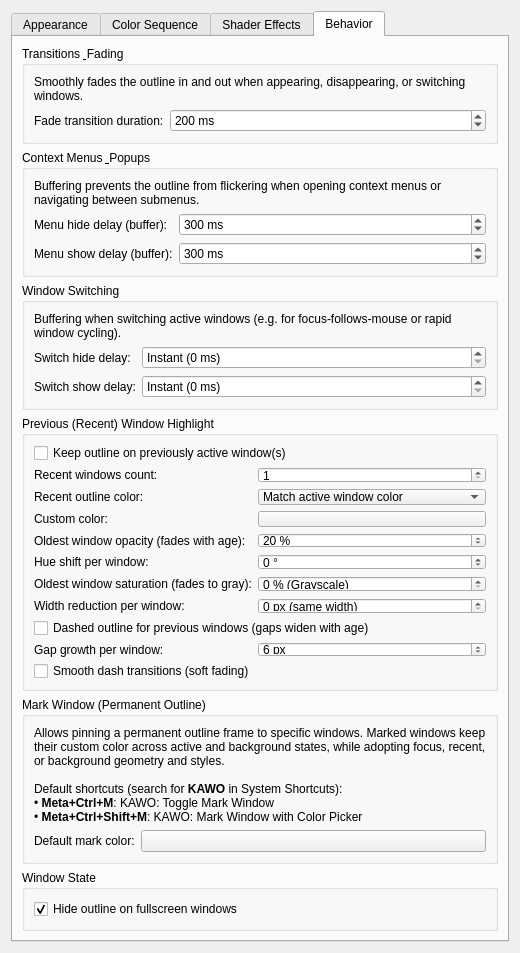
The window that activewindowoutline_config.ui (gmalinowski/LeapK) describes before a commit, drawn with Qt 5.
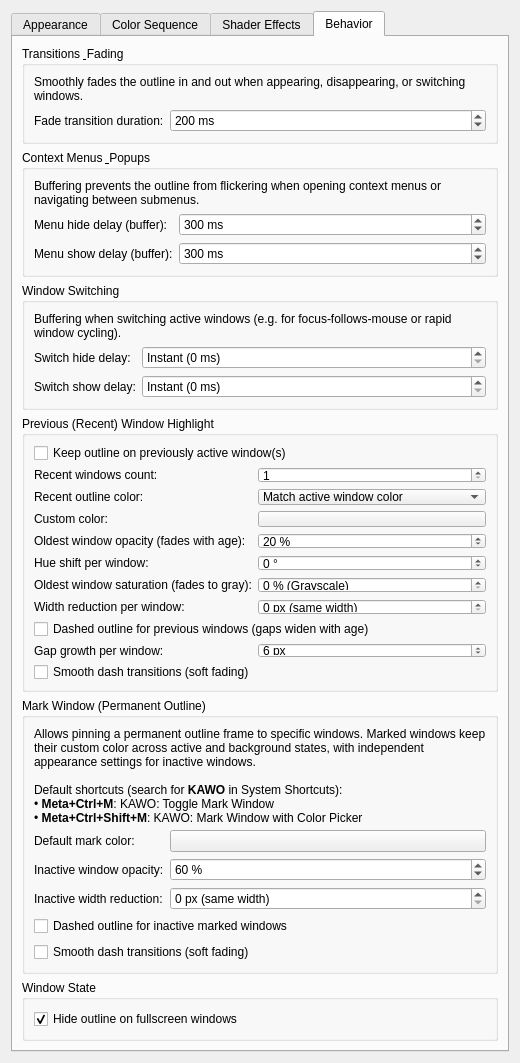
The same window after the commit. The open tabs and pages were chosen to show the change. Custom widgets are drawn as their Qt base class.

Commit message: feat(mark): decouple marked window appearance settings from recent windows

```diff
--- a/activewindowoutline_config.ui
+++ b/activewindowoutline_config.ui
@@ -1680,7 +1680,7 @@
           <item row="0" column="0" colspan="2">
            <widget class="QLabel" name="label_markWindowDescription">
             <property name="text">
-             <string>Allows pinning a permanent outline frame to specific windows. Marked windows keep their custom color across active and background states, while adopting focus, recent, or background geometry and styles.&lt;br&gt;&lt;br&gt;Default shortcuts (search for &lt;b&gt;KAWO&lt;/b&gt; in System Shortcuts):&lt;br&gt;&amp;bull; &lt;b&gt;Meta+Ctrl+M&lt;/b&gt;: KAWO: Toggle Mark Window&lt;br&gt;&amp;bull; &lt;b&gt;Meta+Ctrl+Shift+M&lt;/b&gt;: KAWO: Mark Window with Color Picker</string>
+             <string>Allows pinning a permanent outline frame to specific windows. Marked windows keep their custom color across active and background states, with independent appearance settings for inactive windows.&lt;br&gt;&lt;br&gt;Default shortcuts (search for &lt;b&gt;KAWO&lt;/b&gt; in System Shortcuts):&lt;br&gt;&amp;bull; &lt;b&gt;Meta+Ctrl+M&lt;/b&gt;: KAWO: Toggle Mark Window&lt;br&gt;&amp;bull; &lt;b&gt;Meta+Ctrl+Shift+M&lt;/b&gt;: KAWO: Mark Window with Color Picker</string>
             </property>
             <property name="wordWrap">
              <bool>true</bool>
@@ -1704,6 +1704,93 @@
             </property>
            </widget>
           </item>
+          <item row="2" column="0">
+           <widget class="QLabel" name="label_markInactiveOpacity">
+            <property name="text">
+             <string>Inactive window opacity:</string>
+            </property>
+            <property name="toolTip">
+             <string>Outline opacity of marked windows when they are inactive or unfocused in the background (default: 60%).</string>
+            </property>
+           </widget>
+          </item>
+          <item row="2" column="1">
+           <widget class="QSpinBox" name="kcfg_MarkInactiveOpacity">
+            <property name="toolTip">
+             <string>Outline opacity of marked windows when they are inactive or unfocused in the background (default: 60%).</string>
+            </property>
+            <property name="minimum">
+             <number>5</number>
+            </property>
+            <property name="maximum">
+             <number>100</number>
+            </property>
+            <property name="singleStep">
+             <number>5</number>
+            </property>
+            <property name="value">
+             <number>60</number>
+            </property>
+            <property name="suffix">
+             <string> %</string>
+            </property>
+           </widget>
+          </item>
+          <item row="3" column="0">
+           <widget class="QLabel" name="label_markInactiveWidthReduction">
+            <property name="text">
+             <string>Inactive width reduction:</string>
+            </property>
+            <property name="toolTip">
+             <string>Reduces the outline border thickness for inactive marked windows by this amount in pixels (default: 0 px / same width). Clamped to a minimum of 1 px.</string>
+            </property>
+           </widget>
+          </item>
+          <item row="3" column="1">
+           <widget class="QSpinBox" name="kcfg_MarkInactiveWidthReduction">
+            <property name="toolTip">
+             <string>Reduces the outline border thickness for inactive marked windows by this amount in pixels (default: 0 px / same width). Clamped to a minimum of 1 px.</string>
+            </property>
+            <property name="minimum">
+             <number>0</number>
+            </property>
+            <property name="maximum">
+             <number>10</number>
+            </property>
+            <property name="singleStep">
+             <number>1</number>
+            </property>
+            <property name="value">
+             <number>0</number>
+            </property>
+            <property name="suffix">
+             <string> px</string>
+            </property>
+            <property name="specialValueText">
+             <string>0 px (same width)</string>
+            </property>
+           </widget>
+          </item>
+          <item row="4" column="0" colspan="2">
+           <widget class="QCheckBox" name="kcfg_MarkInactiveDashed">
+            <property name="text">
+             <string>Dashed outline for inactive marked windows</string>
+            </property>
+            <property name="toolTip">
+             <string>Renders inactive marked window outlines with a dashed line pattern instead of a solid line.</string>
+            </property>
+           </widget>
+          </item>
+          <item row="5" column="0" colspan="2">
+           <widget class="QCheckBox" name="kcfg_MarkInactiveDashSmooth">
+            <property name="text">
+             <string>Smooth dash transitions (soft fading)</string>
+            </property>
+            <property name="toolTip">
+             <string>Applies a smooth alpha gradient fade between dashes and gaps on marked window outlines.</string>
+            </property>
+           </widget>
+          </item>
          </layout>
         </widget>
        </item>
```
The commit also changes 9 other files.
